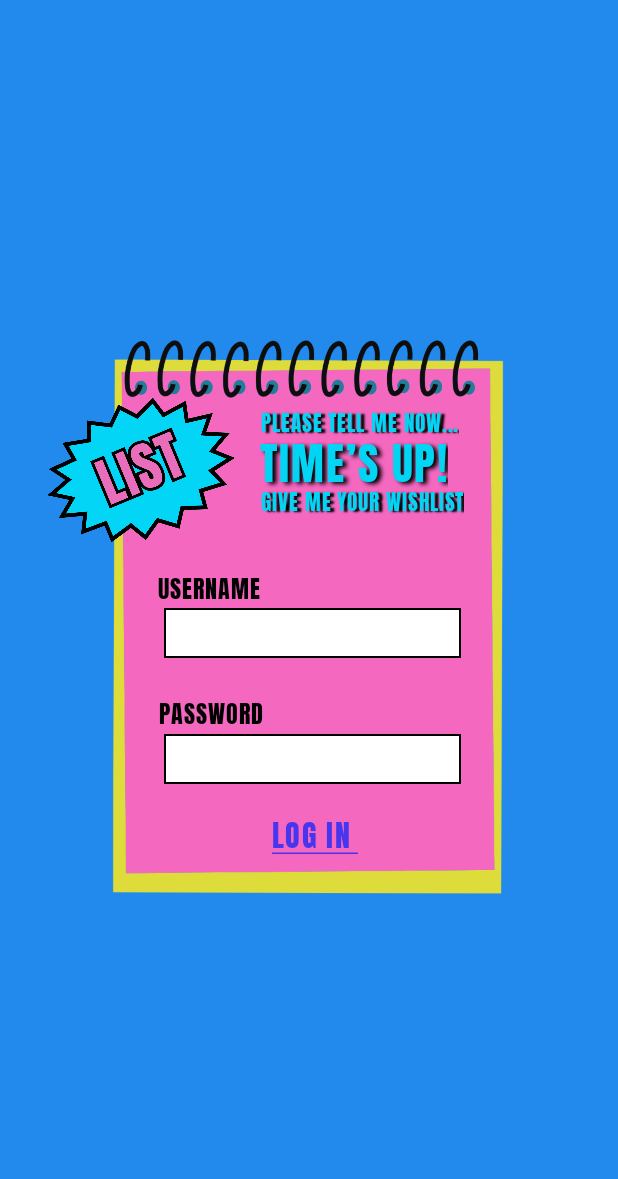
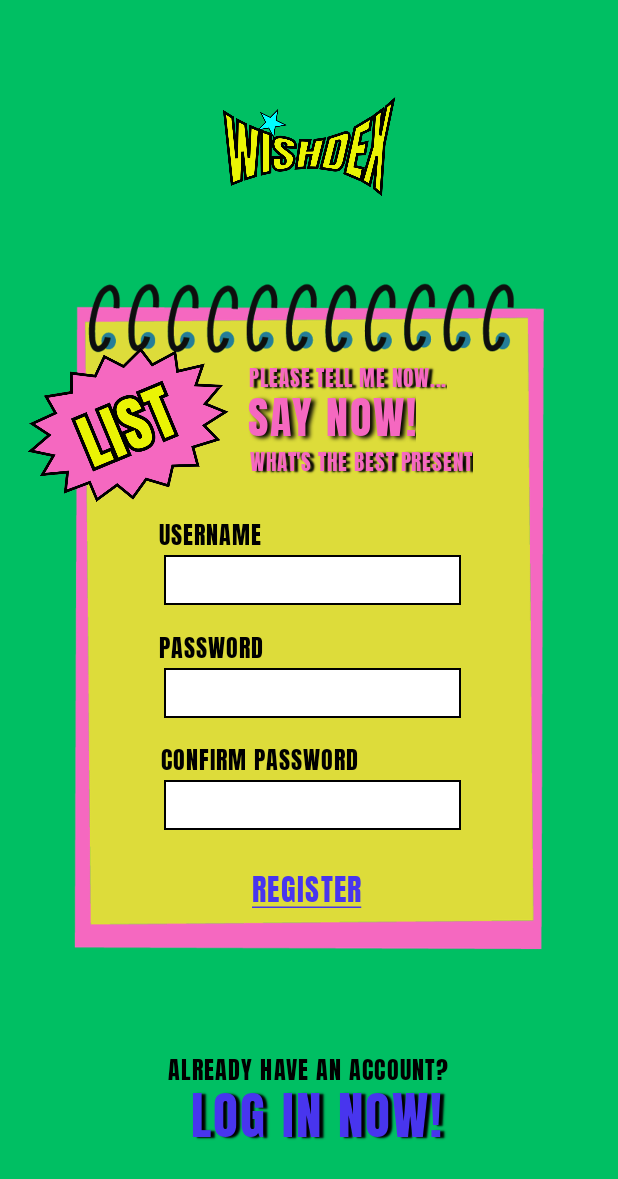
Before and after one commit to coleendeguzman/ics26011, an Android app: the screen it shows after launch (MainActivity), on a phone screen of 412 x 824 dp. Shown: the top 1179 px of the screen. Run offline under Robolectric (Android 15) with nearby library versions, the phone set to English and light mode, and no system bars.

Commit message:
Register Page

```diff
--- a/app/src/main/java/com/example/wishlist/MainActivity.kt
+++ b/app/src/main/java/com/example/wishlist/MainActivity.kt
@@ -6,6 +6,6 @@ import android.os.Bundle
 class MainActivity : AppCompatActivity() {
     override fun onCreate(savedInstanceState: Bundle?) {
         super.onCreate(savedInstanceState)
-        setContentView(R.layout.activity_main)
+        setContentView(R.layout.register_activity)
     }
 }
--- a/app/src/main/res/layout/activity_main.xml
+++ b/app/src/main/res/layout/log_in_activity.xml
@@ -5,8 +5,18 @@
     android:layout_width="match_parent"
     android:layout_height="match_parent"
     android:background="#228AED"
-    android:onClick="toAddItem"
     tools:context=".MainActivity">
+
+    <ImageView
+        android:id="@+id/imageView4"
+        android:layout_width="145dp"
+        android:layout_height="71dp"
+        app:layout_constraintBottom_toBottomOf="parent"
+        app:layout_constraintEnd_toEndOf="parent"
+        app:layout_constraintStart_toStartOf="parent"
+        app:layout_constraintTop_toTopOf="parent"
+        app:layout_constraintVertical_bias="0.113"
+        app:srcCompat="@drawable/logo" />
 
     <ImageView
         android:id="@+id/ivNotepad"
@@ -159,7 +169,7 @@
         app:layout_constraintVertical_bias="0.619" />
 
     <Button
-        android:id="@+id/login"
+        android:id="@+id/btnLogin"
         style="@style/Widget.AppCompat.Button.Borderless"
         android:layout_width="112dp"
         android:layout_height="58dp"
@@ -176,4 +186,43 @@
         app:layout_constraintVertical_bias="0.686" />
 
 
+    <TextView
+        android:id="@+id/textView6"
+        android:layout_width="wrap_content"
+        android:layout_height="wrap_content"
+        android:fontFamily="@font/anton"
+        android:letterSpacing="0.044"
+        android:text="DON'T HAVE AN ACCOUNT?"
+        android:textColor="#000000"
+        android:textSize="16sp"
+        app:layout_constraintBottom_toBottomOf="parent"
+        app:layout_constraintEnd_toEndOf="parent"
+        app:layout_constraintHorizontal_bias="0.497"
+        app:layout_constraintStart_toStartOf="parent"
+        app:layout_constraintTop_toTopOf="parent"
+        app:layout_constraintVertical_bias="0.836" />
+
+    <Button
+        android:id="@+id/btnRegister"
+        style="@style/Widget.AppCompat.Button.Borderless"
+        android:layout_width="293dp"
+        android:layout_height="79dp"
+        android:fontFamily="@font/anton"
+        android:letterSpacing="0.044"
+        android:shadowColor="#000000"
+        android:shadowDx="4"
+        android:shadowDy="1"
+        android:shadowRadius="1"
+        android:text="SIGN UP NOW!"
+        android:textAlignment="center"
+        android:textColor="#EAF404"
+        android:textSize="34sp"
+        app:layout_constraintBottom_toBottomOf="parent"
+        app:layout_constraintEnd_toEndOf="parent"
+        app:layout_constraintHorizontal_bias="0.486"
+        app:layout_constraintStart_toStartOf="@+id/ivNotepad"
+        app:layout_constraintTop_toTopOf="parent"
+        app:layout_constraintVertical_bias="0.901" />
+
+
 </androidx.constraintlayout.widget.ConstraintLayout>
--- /dev/null
+++ b/app/src/main/res/layout/register_activity.xml
@@ -0,0 +1,260 @@
+<?xml version="1.0" encoding="utf-8"?>
+<androidx.constraintlayout.widget.ConstraintLayout xmlns:android="http://schemas.android.com/apk/res/android"
+    xmlns:app="http://schemas.android.com/apk/res-auto"
+    xmlns:tools="http://schemas.android.com/tools"
+    android:layout_width="match_parent"
+    android:layout_height="match_parent"
+    android:background="#00BF63"
+    tools:context=".MainActivity">
+
+    <ImageView
+        android:id="@+id/imageView4"
+        android:layout_width="145dp"
+        android:layout_height="71dp"
+        app:layout_constraintBottom_toBottomOf="parent"
+        app:layout_constraintEnd_toEndOf="parent"
+        app:layout_constraintStart_toStartOf="parent"
+        app:layout_constraintTop_toTopOf="parent"
+        app:layout_constraintVertical_bias="0.083"
+        app:srcCompat="@drawable/logo" />
+
+    <ImageView
+        android:id="@+id/ivNotepad"
+        android:layout_width="404dp"
+        android:layout_height="460dp"
+        app:layout_constraintBottom_toBottomOf="parent"
+        app:layout_constraintEnd_toEndOf="parent"
+        app:layout_constraintHorizontal_bias="0.545"
+        app:layout_constraintStart_toStartOf="parent"
+        app:layout_constraintTop_toTopOf="parent"
+        app:layout_constraintVertical_bias="0.498"
+        app:srcCompat="@drawable/notepad2" />
+
+    <TextView
+        android:id="@+id/textView1"
+        android:layout_width="wrap_content"
+        android:layout_height="wrap_content"
+        android:fontFamily="@font/anton"
+        android:letterSpacing="0.044"
+        android:shadowColor="#000000"
+        android:shadowDx="4"
+        android:shadowDy="2"
+        android:shadowRadius="3"
+        android:text="SAY NOW!"
+        android:textColor="#F568C0"
+        android:textSize="29sp"
+        app:layout_constraintBottom_toBottomOf="parent"
+        app:layout_constraintEnd_toEndOf="parent"
+        app:layout_constraintHorizontal_bias="0.551"
+        app:layout_constraintStart_toStartOf="parent"
+        app:layout_constraintTop_toTopOf="parent"
+        app:layout_constraintVertical_bias="0.323" />
+
+    <ImageView
+        android:id="@+id/ivSpark"
+        android:layout_width="140dp"
+        android:layout_height="140dp"
+        app:layout_constraintBottom_toBottomOf="parent"
+        app:layout_constraintEnd_toEndOf="@+id/ivNotepad"
+        app:layout_constraintHorizontal_bias="0.056"
+        app:layout_constraintStart_toStartOf="parent"
+        app:layout_constraintTop_toTopOf="parent"
+        app:layout_constraintVertical_bias="0.312"
+        app:srcCompat="@drawable/spark2" />
+
+    <TextView
+        android:id="@+id/textView2"
+        android:layout_width="wrap_content"
+        android:layout_height="wrap_content"
+        android:fontFamily="@font/anton"
+        android:letterSpacing="0.044"
+        android:shadowColor="#000000"
+        android:shadowDx="4"
+        android:shadowDy="1"
+        android:shadowRadius="1"
+        android:text="PLEASE TELL ME NOW..."
+        android:textColor="#F568C0"
+        android:textSize="14sp"
+        app:layout_constraintBottom_toBottomOf="parent"
+        app:layout_constraintEnd_toEndOf="parent"
+        app:layout_constraintHorizontal_bias="0.593"
+        app:layout_constraintStart_toStartOf="parent"
+        app:layout_constraintTop_toTopOf="parent"
+        app:layout_constraintVertical_bias="0.298" />
+
+    <TextView
+        android:id="@+id/textView3"
+        android:layout_width="wrap_content"
+        android:layout_height="wrap_content"
+        android:fontFamily="@font/anton"
+        android:letterSpacing="0.044"
+        android:shadowColor="#000000"
+        android:shadowDx="4"
+        android:shadowDy="1"
+        android:shadowRadius="1"
+        android:text="WHAT'S THE BEST PRESENT"
+        android:textColor="#F568C0"
+        android:textSize="14sp"
+        app:layout_constraintBottom_toBottomOf="parent"
+        app:layout_constraintEnd_toEndOf="parent"
+        app:layout_constraintHorizontal_bias="0.632"
+        app:layout_constraintStart_toStartOf="parent"
+        app:layout_constraintTop_toTopOf="parent"
+        app:layout_constraintVertical_bias="0.368" />
+
+    <TextView
+        android:id="@+id/textView4"
+        android:layout_width="wrap_content"
+        android:layout_height="wrap_content"
+        android:fontFamily="@font/anton"
+        android:letterSpacing="0.044"
+        android:text="USERNAME"
+        android:textColor="#000000"
+        android:textSize="16sp"
+        app:layout_constraintBottom_toBottomOf="parent"
+        app:layout_constraintEnd_toEndOf="parent"
+        app:layout_constraintHorizontal_bias="0.308"
+        app:layout_constraintStart_toStartOf="parent"
+        app:layout_constraintTop_toTopOf="parent"
+        app:layout_constraintVertical_bias="0.428" />
+
+    <EditText
+        android:id="@+id/etUsername"
+        android:layout_width="198dp"
+        android:layout_height="33dp"
+        android:background="@drawable/my_border"
+        android:ems="10"
+        android:fontFamily="@font/anton"
+        android:inputType="text"
+        android:letterSpacing="0.05"
+        android:textSize="14sp"
+        app:layout_constraintBottom_toBottomOf="parent"
+        app:layout_constraintEnd_toEndOf="parent"
+        app:layout_constraintHorizontal_bias="0.512"
+        app:layout_constraintStart_toStartOf="parent"
+        app:layout_constraintTop_toTopOf="parent"
+        app:layout_constraintVertical_bias="0.468" />
+
+    <TextView
+        android:id="@+id/textView5"
+        android:layout_width="wrap_content"
+        android:layout_height="wrap_content"
+        android:fontFamily="@font/anton"
+        android:letterSpacing="0.044"
+        android:text="PASSWORD"
+        android:textColor="#000000"
+        android:textSize="16sp"
+        app:layout_constraintBottom_toBottomOf="parent"
+        app:layout_constraintEnd_toEndOf="parent"
+        app:layout_constraintHorizontal_bias="0.309"
+        app:layout_constraintStart_toStartOf="parent"
+        app:layout_constraintTop_toTopOf="parent"
+        app:layout_constraintVertical_bias="0.523" />
+
+    <EditText
+        android:id="@+id/etPassword"
+        android:layout_width="198dp"
+        android:layout_height="33dp"
+        android:background="@drawable/my_border"
+        android:ems="10"
+        android:fontFamily="@font/anton"
+        android:inputType="textPassword"
+        android:letterSpacing="0.05"
+        android:textSize="14sp"
+        app:layout_constraintBottom_toBottomOf="parent"
+        app:layout_constraintEnd_toEndOf="parent"
+        app:layout_constraintHorizontal_bias="0.512"
+        app:layout_constraintStart_toStartOf="parent"
+        app:layout_constraintTop_toTopOf="parent"
+        app:layout_constraintVertical_bias="0.563" />
+
+    <TextView
+        android:id="@+id/textView6"
+        android:layout_width="wrap_content"
+        android:layout_height="wrap_content"
+        android:fontFamily="@font/anton"
+        android:letterSpacing="0.044"
+        android:text="CONFIRM PASSWORD"
+        android:textColor="#000000"
+        android:textSize="16sp"
+        app:layout_constraintBottom_toBottomOf="parent"
+        app:layout_constraintEnd_toEndOf="parent"
+        app:layout_constraintHorizontal_bias="0.383"
+        app:layout_constraintStart_toStartOf="parent"
+        app:layout_constraintTop_toTopOf="parent"
+        app:layout_constraintVertical_bias="0.616" />
+
+    <EditText
+        android:id="@+id/etConfirmPassword"
+        android:layout_width="198dp"
+        android:layout_height="33dp"
+        android:background="@drawable/my_border"
+        android:ems="10"
+        android:fontFamily="@font/anton"
+        android:inputType="textPassword"
+        android:letterSpacing="0.05"
+        android:textSize="14sp"
+        app:layout_constraintBottom_toBottomOf="parent"
+        app:layout_constraintEnd_toEndOf="parent"
+        app:layout_constraintHorizontal_bias="0.512"
+        app:layout_constraintStart_toStartOf="parent"
+        app:layout_constraintTop_toTopOf="parent"
+        app:layout_constraintVertical_bias="0.658" />
+
+    <Button
+        android:id="@+id/btnLogin"
+        style="@style/Widget.AppCompat.Button.Borderless"
+        android:layout_width="142dp"
+        android:layout_height="54dp"
+        android:fontFamily="@font/anton"
+        android:letterSpacing="0.044"
+        android:text="@string/register"
+        android:textColor="#4835EE"
+        android:textSize="20sp"
+        app:layout_constraintBottom_toBottomOf="parent"
+        app:layout_constraintEnd_toEndOf="parent"
+        app:layout_constraintHorizontal_bias="0.494"
+        app:layout_constraintStart_toStartOf="parent"
+        app:layout_constraintTop_toTopOf="parent"
+        app:layout_constraintVertical_bias="0.731" />
+
+    <TextView
+        android:id="@+id/textView7"
+        android:layout_width="wrap_content"
+        android:layout_height="wrap_content"
+        android:fontFamily="@font/anton"
+        android:letterSpacing="0.044"
+        android:text="ALREADY HAVE AN ACCOUNT?"
+        android:textColor="#000000"
+        android:textSize="16sp"
+        app:layout_constraintBottom_toBottomOf="parent"
+        app:layout_constraintEnd_toEndOf="parent"
+        app:layout_constraintHorizontal_bias="0.497"
+        app:layout_constraintStart_toStartOf="parent"
+        app:layout_constraintTop_toTopOf="parent"
+        app:layout_constraintVertical_bias="0.876" />
+
+    <Button
+        android:id="@+id/btnRegister"
+        style="@style/Widget.AppCompat.Button.Borderless"
+        android:layout_width="293dp"
+        android:layout_height="79dp"
+        android:fontFamily="@font/anton"
+        android:letterSpacing="0.044"
+        android:shadowColor="#000000"
+        android:shadowDx="4"
+        android:shadowDy="1"
+        android:shadowRadius="1"
+        android:text="LOG IN NOW!"
+        android:textAlignment="center"
+        android:textColor="#4835EE"
+        android:textSize="34sp"
+        app:layout_constraintBottom_toBottomOf="parent"
+        app:layout_constraintEnd_toEndOf="parent"
+        app:layout_constraintHorizontal_bias="0.519"
+        app:layout_constraintStart_toStartOf="@+id/ivNotepad"
+        app:layout_constraintTop_toTopOf="parent"
+        app:layout_constraintVertical_bias="0.94" />
+
+
+</androidx.constraintlayout.widget.ConstraintLayout>
--- a/app/src/main/res/values/strings.xml
+++ b/app/src/main/res/values/strings.xml
@@ -1,6 +1,7 @@
 <resources>
     <string name="app_name">Wishlist</string>
     <string name="login"><u>LOG IN </u></string>
+    <string name="register"><u>REGISTER</u></string>
     <string name="yes"><u>YES</u></string>
     <string name="no"><u>NO</u></string>
 
```
Also changed, not shown: app/src/main/res/drawable/logo.png (added), app/src/main/res/drawable/notepad2.png (added), app/src/main/res/drawable/spark2.png (added).
